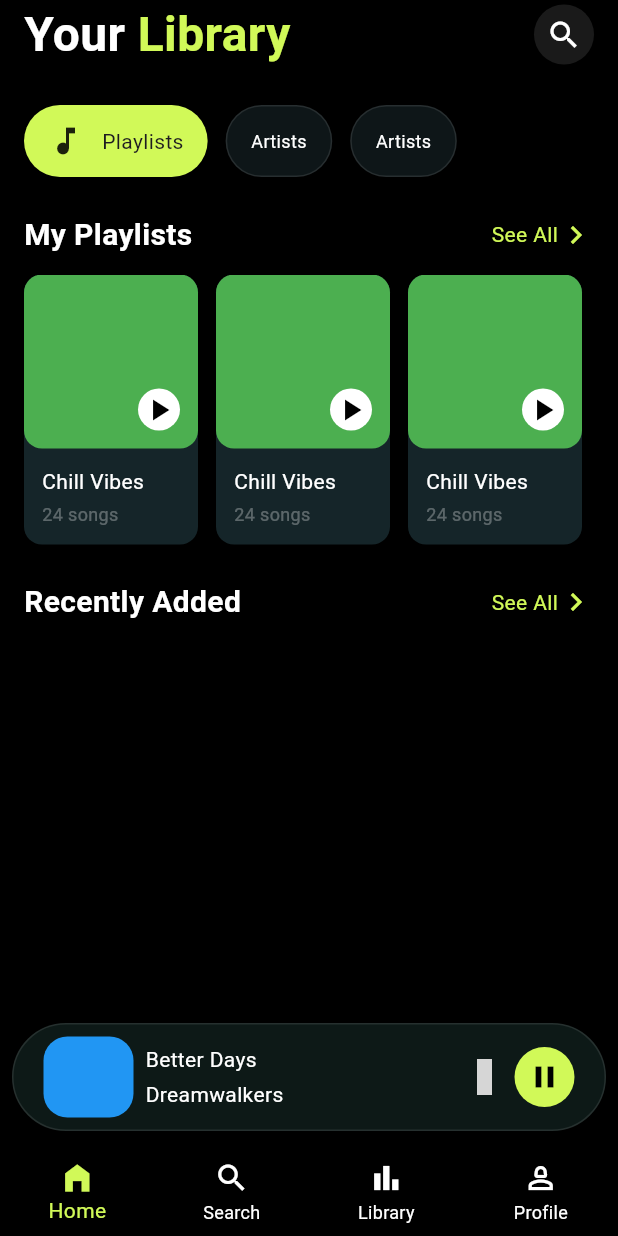
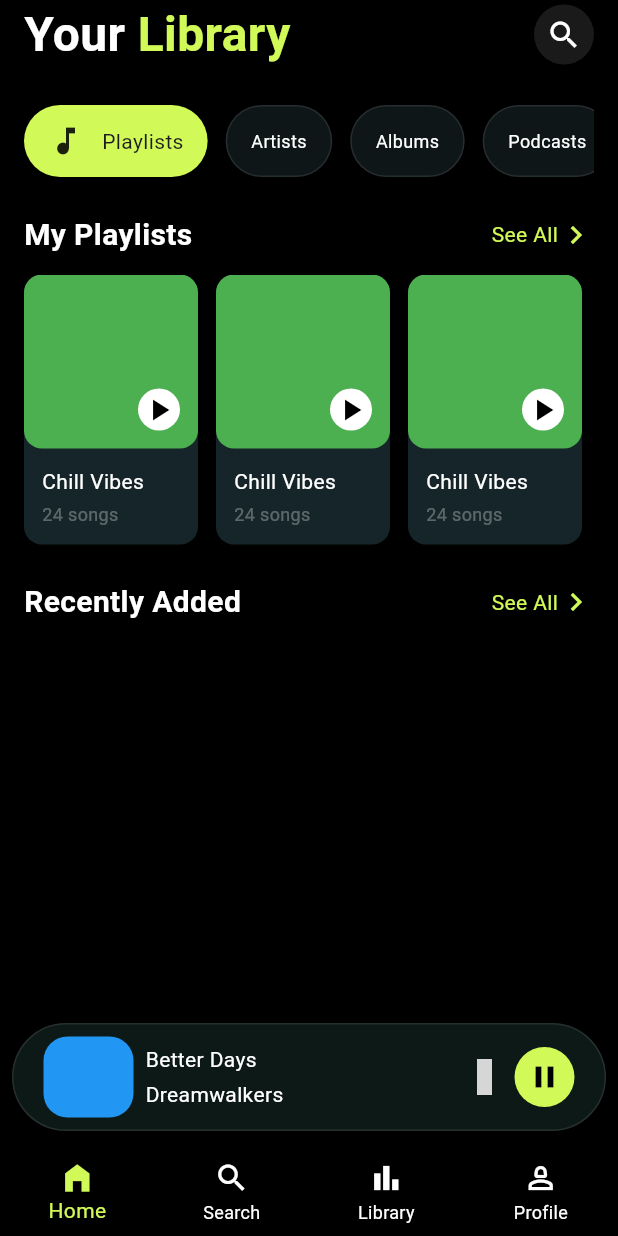
Before and after one commit to JAICHANGPARK/flutter_notebook_chapter_54, a Flutter app: the MusicHomePage screen opened directly, item 3 of the bottom bar chosen, on a phone screen of 412 x 824 dp. Run offline on Flutter 3.47's test engine with Material 3 defaults, Android fonts, the phone set to English and light mode, and no system bars; our stand-ins replace gap, hugeicons, material_ui; grey boxes are pictures that could not be loaded.

Commit message:
Update music_library_page.dart

```diff
--- a/lib/ep2707_music_app/ui/music_library_page.dart
+++ b/lib/ep2707_music_app/ui/music_library_page.dart
@@ -80,7 +80,21 @@
                 padding: .symmetric(horizontal: 16, vertical: 12),
                 child: Center(
                   child: Text(
-                    "Artists",
+                    "Albums",
+                    style: TextStyle(color: Colors.white, fontSize: 12),
+                  ),
+                ),
+              ),
+              Container(
+                decoration: ShapeDecoration(
+                  shape: StadiumBorder(side: BorderSide(color: Colors.white10)),
+                  color: .fromRGBO(14, 22, 24, 1),
+                ),
+                margin: .only(right: 12),
+                padding: .symmetric(horizontal: 16, vertical: 12),
+                child: Center(
+                  child: Text(
+                    "Podcasts",
                     style: TextStyle(color: Colors.white, fontSize: 12),
                   ),
                 ),
```
